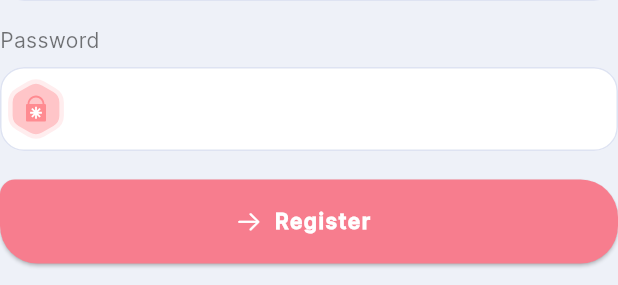
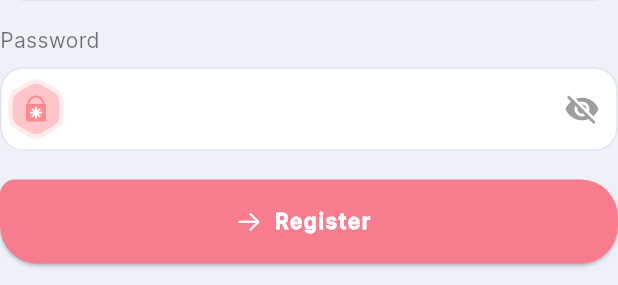
Before and after one commit to MUHAMMEDSINANCP/CP-Courses, a Flutter app: the RegisterForm widget shown alone on an empty page, opened directly, on a phone screen of 412 x 824 dp. Shown: the part 275-560 px from the top of the screen. Run offline on Flutter 3.47's test engine with Material 3 defaults, Android fonts, the phone set to English and light mode, and no system bars; our stand-ins replace cloud_firestore, firebase_auth, firebase_core, flutter_svg, rive; accounts and stored records are empty.

Commit message:
Successfully Completed

```diff
--- a/lib/screens/onboding/components/register_form.dart
+++ b/lib/screens/onboding/components/register_form.dart
@@ -19,6 +19,7 @@ class _RegisterFormState extends State<RegisterForm> {
   TextEditingController txtNameController = TextEditingController();
   TextEditingController txtEmailController = TextEditingController();
   TextEditingController txtPasswordController = TextEditingController();
+  bool isObscurePassword = true;
 
   final GlobalKey<FormState> _formKey = GlobalKey<FormState>();
   bool isShowLoading = false;
@@ -65,6 +66,7 @@ class _RegisterFormState extends State<RegisterForm> {
               Padding(
                 padding: const EdgeInsets.only(top: 8, bottom: 16),
                 child: TextFormField(
+                  cursorColor: const Color(0xFFF77D8E).withOpacity(0.5),
                   controller: txtNameController,
                   validator: (value) {
                     if (value!.isEmpty) {
@@ -95,6 +97,7 @@ class _RegisterFormState extends State<RegisterForm> {
               Padding(
                 padding: const EdgeInsets.only(top: 8, bottom: 16),
                 child: TextFormField(
+                  cursorColor: const Color(0xFFF77D8E).withOpacity(0.5),
                   controller: txtEmailController,
                   validator: (value) {
                     if (value!.isEmpty) {
@@ -121,8 +124,9 @@ class _RegisterFormState extends State<RegisterForm> {
               Padding(
                 padding: const EdgeInsets.only(top: 8, bottom: 16),
                 child: TextFormField(
+                  cursorColor: const Color(0xFFF77D8E).withOpacity(0.5),
                   controller: txtPasswordController,
-                  obscureText: true,
+                  obscureText: isObscurePassword,
                   validator: (value) {
                     if (value!.isEmpty) {
                       return "Please enter your password.";
@@ -130,6 +134,21 @@ class _RegisterFormState extends State<RegisterForm> {
                     return null;
                   },
                   decoration: InputDecoration(
+                    suffixIcon: GestureDetector(
+                      onTap: () {
+                        setState(() {
+                          isObscurePassword = !isObscurePassword;
+                        });
+                      },
+                      child: Icon(
+                        !isObscurePassword
+                            ? Icons.visibility
+                            : Icons.visibility_off,
+                        color: !isObscurePassword
+                            ? const Color(0xFFF77D8E).withOpacity(0.5)
+                            : Colors.grey,
+                      ),
+                    ),
                     prefixIcon: Padding(
                       padding: const EdgeInsets.symmetric(horizontal: 5),
                       child: SvgPicture.asset("assets/icons/password.svg"),
@@ -226,15 +245,17 @@ class _RegisterFormState extends State<RegisterForm> {
               isShowLoading = false;
             });
             confetti.fire();
-            // Navigate & hide confetti
-            Future.delayed(const Duration(seconds: 1), () {
+          },
+        );
+        Future.delayed(
+          const Duration(seconds: 3),
+          () {
             Navigator.pushReplacement(
               context,
               MaterialPageRoute(
                 builder: (context) => const EntryPoint(),
               ),
             );
-            });
           },
         );
       }
```
Also changed, not shown: lib/screens/onboding/components/sign_in_form.dart (+25 -9 lines). Lines whose indentation alone changed are shown as unchanged.
